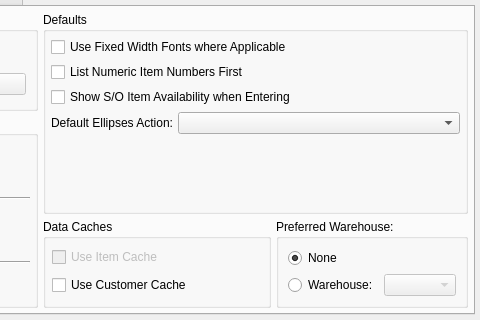
Qt form guiclient/userPreferences.ui (Pegasus-RPG/xtuple-client) before a commit; both pictures show x 253 to 733 and y 125 to 445 of the 733 by 445 pixel window.
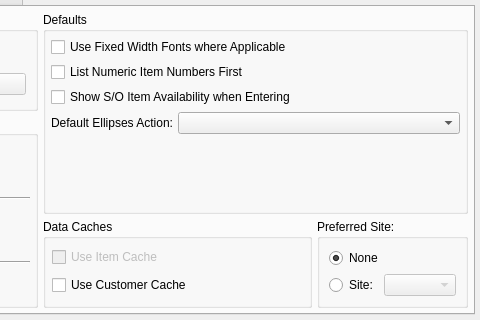
The same form after that commit. Custom widgets are drawn as their Qt base class.

Commit message: issue #6692:first pass for changing "Warehouse" to "Site"

What changed in the file:
```diff
--- a/guiclient/userPreferences.ui
+++ b/guiclient/userPreferences.ui
@@ -526,7 +526,7 @@
             </sizepolicy>
            </property>
            <property name="title" >
-            <string>Preferred Warehouse:</string>
+            <string>Preferred Site:</string>
            </property>
            <layout class="QGridLayout" >
             <property name="leftMargin" >
@@ -557,7 +557,7 @@
             <item row="1" column="0" >
              <widget class="QRadioButton" name="_selectedWarehouse" >
               <property name="text" >
-               <string>Warehouse:</string>
+               <string>Site:</string>
               </property>
              </widget>
             </item>
```
Left out of the diff: 2 changed lines with no effect on the pictures. The commit also changes 201 other files.
